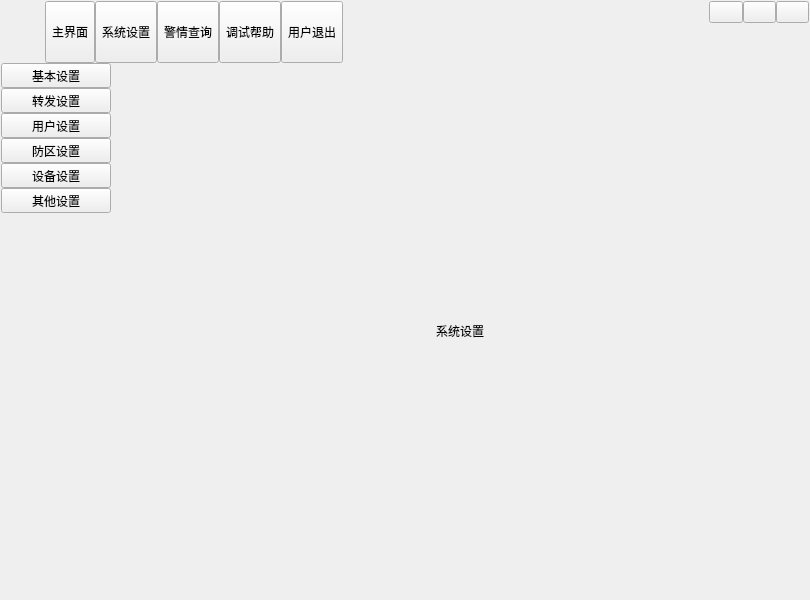
Above: form/frmmain.ui from flyghost/control-system before the change. Below: the same form after it.
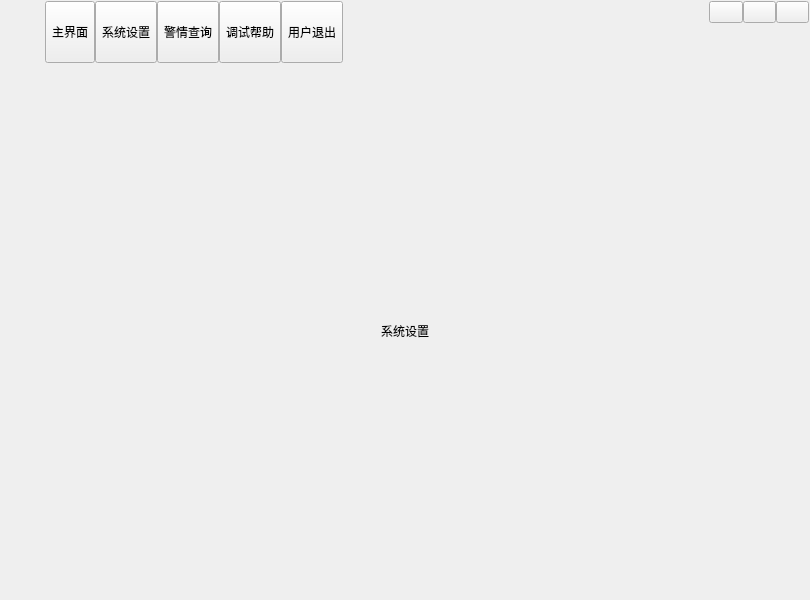
That is the form after the change. The open tabs and pages were chosen to show the change. Icons and pictures are not drawn.

Commit message: 删除左侧按钮

What changed in the file:
```diff
--- a/form/frmmain.ui
+++ b/form/frmmain.ui
@@ -497,97 +497,6 @@
           <property name="bottomMargin">
            <number>0</number>
           </property>
-          <item>
-           <widget class="QToolButton" name="tbtnConfig1">
-            <property name="sizePolicy">
-             <sizepolicy hsizetype="Expanding" vsizetype="Fixed">
-              <horstretch>0</horstretch>
-              <verstretch>0</verstretch>
-             </sizepolicy>
-            </property>
-            <property name="text">
-             <string>基本设置</string>
-            </property>
-           </widget>
-          </item>
-          <item>
-           <widget class="QToolButton" name="tbtnConfig2">
-            <property name="sizePolicy">
-             <sizepolicy hsizetype="Expanding" vsizetype="Fixed">
-              <horstretch>0</horstretch>
-              <verstretch>0</verstretch>
-             </sizepolicy>
-            </property>
-            <property name="text">
-             <string>转发设置</string>
-            </property>
-           </widget>
-          </item>
-          <item>
-           <widget class="QToolButton" name="tbtnConfig3">
-            <property name="sizePolicy">
-             <sizepolicy hsizetype="Expanding" vsizetype="Fixed">
-              <horstretch>0</horstretch>
-              <verstretch>0</verstretch>
-             </sizepolicy>
-            </property>
-            <property name="text">
-             <string>用户设置</string>
-            </property>
-           </widget>
-          </item>
-          <item>
-           <widget class="QToolButton" name="tbtnConfig4">
-            <property name="sizePolicy">
-             <sizepolicy hsizetype="Expanding" vsizetype="Fixed">
-              <horstretch>0</horstretch>
-              <verstretch>0</verstretch>
-             </sizepolicy>
-            </property>
-            <property name="text">
-             <string>防区设置</string>
-            </property>
-           </widget>
-          </item>
-          <item>
-           <widget class="QToolButton" name="tbtnConfig5">
-            <property name="sizePolicy">
-             <sizepolicy hsizetype="Expanding" vsizetype="Fixed">
-              <horstretch>0</horstretch>
-              <verstretch>0</verstretch>
-             </sizepolicy>
-            </property>
-            <property name="text">
-             <string>设备设置</string>
-            </property>
-           </widget>
-          </item>
-          <item>
-           <widget class="QToolButton" name="tbtnConfig6">
-            <property name="sizePolicy">
-             <sizepolicy hsizetype="Expanding" vsizetype="Fixed">
-              <horstretch>0</horstretch>
-              <verstretch>0</verstretch>
-             </sizepolicy>
-            </property>
-            <property name="text">
-             <string>其他设置</string>
-            </property>
-           </widget>
-          </item>
-          <item>
-           <spacer name="verticalSpacer_3">
-            <property name="orientation">
-             <enum>Qt::Vertical</enum>
-            </property>
-            <property name="sizeHint" stdset="0">
-             <size>
-              <width>20</width>
-              <height>417</height>
-             </size>
-            </property>
-           </spacer>
-          </item>
          </layout>
         </widget>
        </item>
```
Left out of the diff: 54 changed lines with no effect on the pictures. The commit also changes 2 other files.
